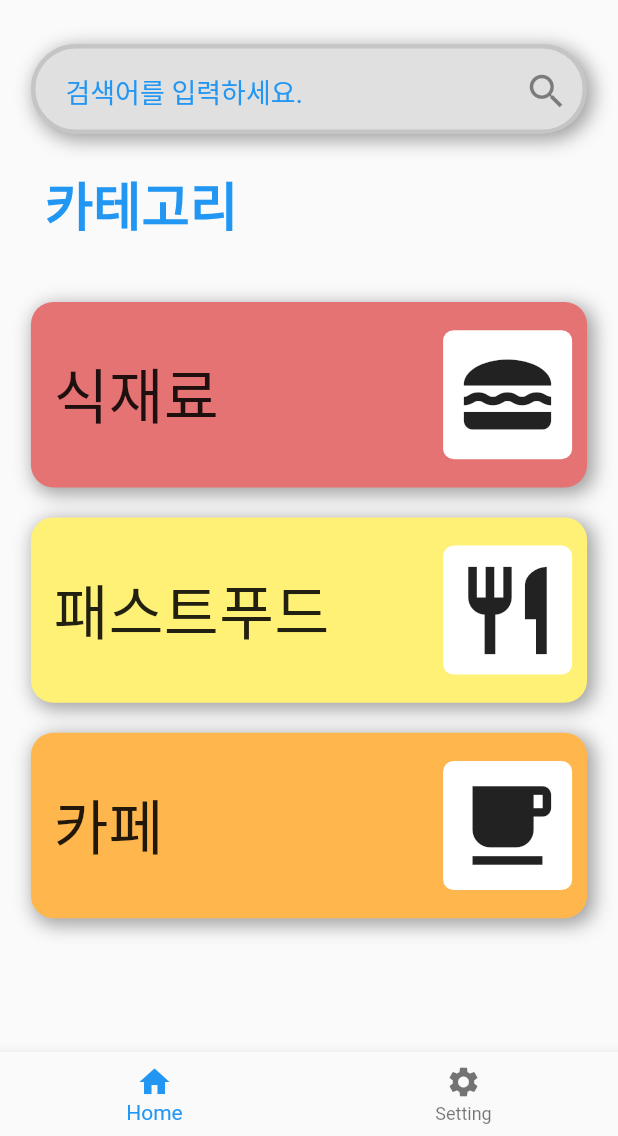
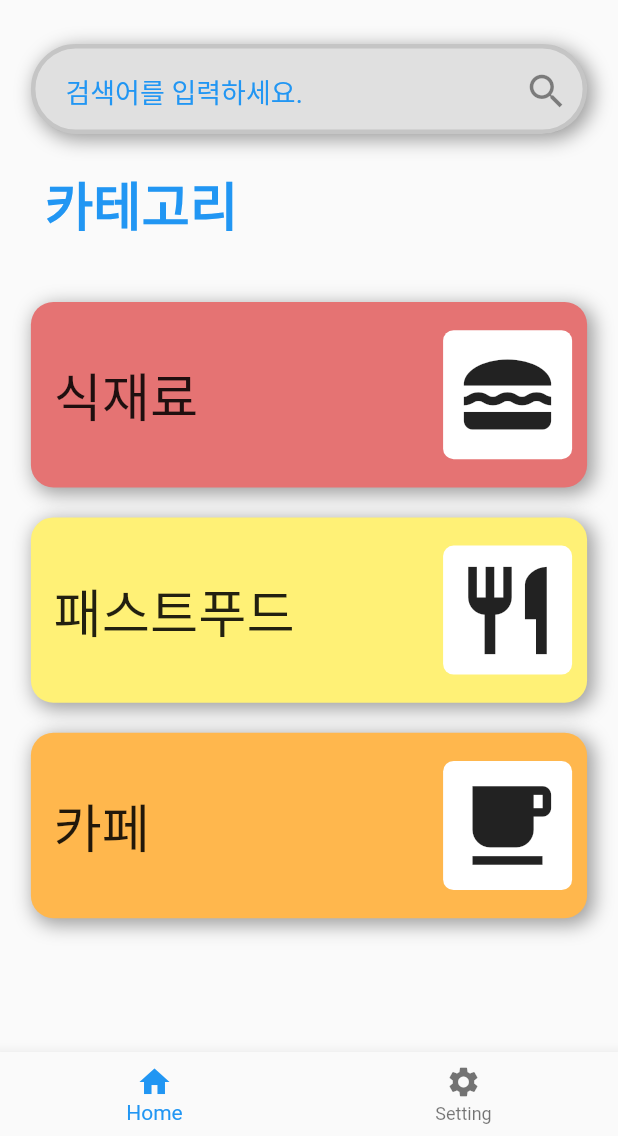
Before and after one commit to MintKangaroo/Food_Information_APP, a Flutter app: the screen it shows after launch, after a tap on "로그인", on a phone screen of 412 x 824 dp, the part 100-1236 px from its top. Run offline on Flutter 3.47's test engine with Material 2 defaults, Android fonts, the phone set to English and light mode, and no system bars.

Commit message:
키보드 이벤트

```diff
--- a/food_information_app_project/lib/LoginPage.dart
+++ b/food_information_app_project/lib/LoginPage.dart
@@ -21,7 +21,12 @@ class _LoginPageState extends State<LoginPage> {
 
     return Scaffold(
         resizeToAvoidBottomInset: false,
-        body: SafeArea(
+        body: SingleChildScrollView(
+          child: GestureDetector(
+            onTap: (){
+              FocusScope.of(context).unfocus();
+            },
+            child: SafeArea(
               child: Center(
                 child: Column(
                   children: [
@@ -89,6 +94,8 @@ class _LoginPageState extends State<LoginPage> {
                         borderRadius: BorderRadius.circular(30),
                       ),
                       child: TextField(
+                        keyboardType: TextInputType.text,
+                        obscureText: true,
                         decoration: InputDecoration(
                           border: InputBorder.none,
                           hintText: '비밀번호를 입력하세요.',
@@ -162,6 +169,8 @@ class _LoginPageState extends State<LoginPage> {
                   ],
                 ),
               ),
+            ),
+          ),
         ));
   }
 }
--- a/food_information_app_project/lib/MainPage.dart
+++ b/food_information_app_project/lib/MainPage.dart
@@ -20,7 +20,12 @@ class _MainPageState extends State<MainPage> {
 
     return Scaffold(
       resizeToAvoidBottomInset: false, //키보드 밀리지 않도록
-      body: SafeArea(
+      body: SingleChildScrollView(
+        child: GestureDetector(
+          onTap: () {
+            FocusScope.of(context).unfocus();
+          },
+          child: SafeArea(
             child: Column(
               children: [
                 SizedBox(
@@ -146,7 +151,7 @@ class _MainPageState extends State<MainPage> {
                                 children: [
                                   Text(
                                     "식재료",
-                                style: TextStyle(fontSize: 40),
+                                    style: TextStyle(fontSize: 35),
                                   ),
                                   Container(
                                       decoration: BoxDecoration(
@@ -194,7 +199,7 @@ class _MainPageState extends State<MainPage> {
                                 children: [
                                   Text(
                                     "패스트푸드",
-                                style: TextStyle(fontSize: 40),
+                                    style: TextStyle(fontSize: 35),
                                   ),
                                   Container(
                                     decoration: BoxDecoration(
@@ -243,7 +248,7 @@ class _MainPageState extends State<MainPage> {
                                 children: [
                                   Text(
                                     "카페",
-                                style: TextStyle(fontSize: 40),
+                                    style: TextStyle(fontSize: 35),
                                   ),
                                   Container(
                                     decoration: BoxDecoration(
@@ -285,6 +290,8 @@ class _MainPageState extends State<MainPage> {
               ],
             ),
           ),
+        ),
+      ),
       bottomNavigationBar: BottomNavigationBar(
         items: <BottomNavigationBarItem>[
           BottomNavigationBarItem(
```
Also changed, not shown: food_information_app_project/lib/SignPage.dart (+12 -1 lines). Lines whose indentation alone changed are shown as unchanged.
